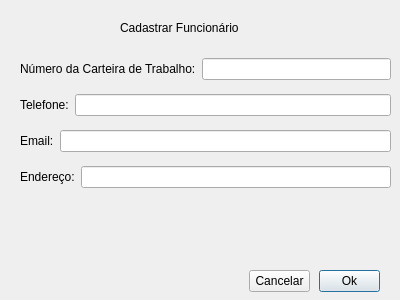
Above: SySPDV/adicionarfuncionario.ui from nandoWill/SysPDV before the change. Below: the same form after it.
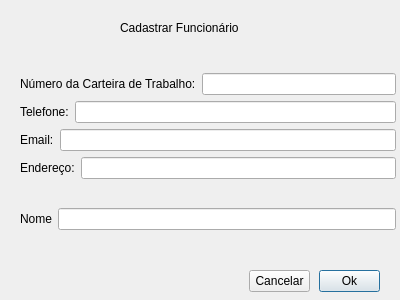
That is the form after the change.

Patch:
```diff
--- a/SySPDV/adicionarfuncionario.ui
+++ b/SySPDV/adicionarfuncionario.ui
@@ -18,7 +18,7 @@
     <rect>
      <x>120</x>
      <y>20</y>
-     <width>141</width>
+     <width>161</width>
      <height>16</height>
     </rect>
    </property>
@@ -52,15 +52,17 @@
     <string>Cancelar</string>
    </property>
   </widget>
-  <widget class="QWidget" name="layoutWidget">
+  <widget class="QWidget" name="">
    <property name="geometry">
     <rect>
      <x>20</x>
      <y>50</y>
-     <width>371</width>
-     <height>146</height>
+     <width>376</width>
+     <height>203</height>
     </rect>
    </property>
+   <layout class="QVBoxLayout" name="verticalLayout">
+    <item>
    <layout class="QVBoxLayout" name="verticalLayoutCadastrarFuncionario">
     <item>
      <layout class="QHBoxLayout" name="horizontalLayoutNumCarteira">
@@ -115,6 +117,22 @@
       </item>
       <item>
        <widget class="QLineEdit" name="lineEditEndereco"/>
+        </item>
+       </layout>
+      </item>
+     </layout>
+    </item>
+    <item>
+     <layout class="QHBoxLayout" name="horizontalLayout">
+      <item>
+       <widget class="QLabel" name="Nome">
+        <property name="text">
+         <string>Nome</string>
+        </property>
+       </widget>
+      </item>
+      <item>
+       <widget class="QLineEdit" name="lineEditNome"/>
       </item>
      </layout>
     </item>
```
Lines whose indentation alone changed are shown as unchanged.
